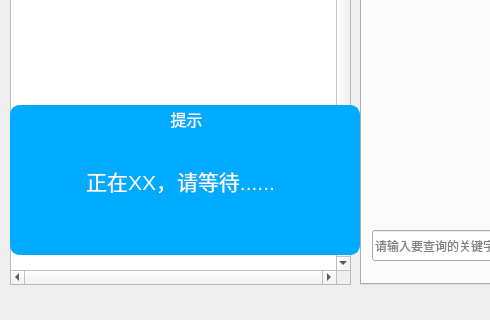
This is ui/mainWindow.ui in wcss2010/pythonCodeFactory as Qt 5 draws it before an edit; both pictures show x 0 to 490 and y 315 to 635 of the 1168 by 635 pixel window. The edited form follows.
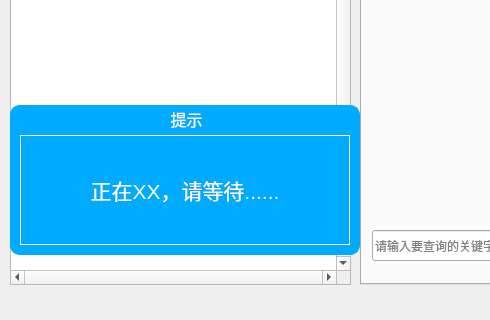
This is the edited form. Custom widgets are drawn as their Qt base class.

Diff of the .ui file:
```diff
--- a/ui/mainWindow.ui
+++ b/ui/mainWindow.ui
@@ -443,10 +443,10 @@
     <widget class="QLabel" name="lblWaitText">
      <property name="geometry">
       <rect>
-       <x>20</x>
-       <y>20</y>
-       <width>301</width>
-       <height>111</height>
+       <x>10</x>
+       <y>30</y>
+       <width>330</width>
+       <height>110</height>
       </rect>
      </property>
      <property name="font">
@@ -455,7 +455,11 @@
       </font>
      </property>
      <property name="styleSheet">
-      <string notr="true">QLabel{color:white}</string>
+      <string notr="true">QLabel{color:white}
+QLabel{
+border-width: 1px;
+border-style: solid;
+border-color: white;}</string>
      </property>
      <property name="text">
       <string>正在XX，请等待......</string>
```
